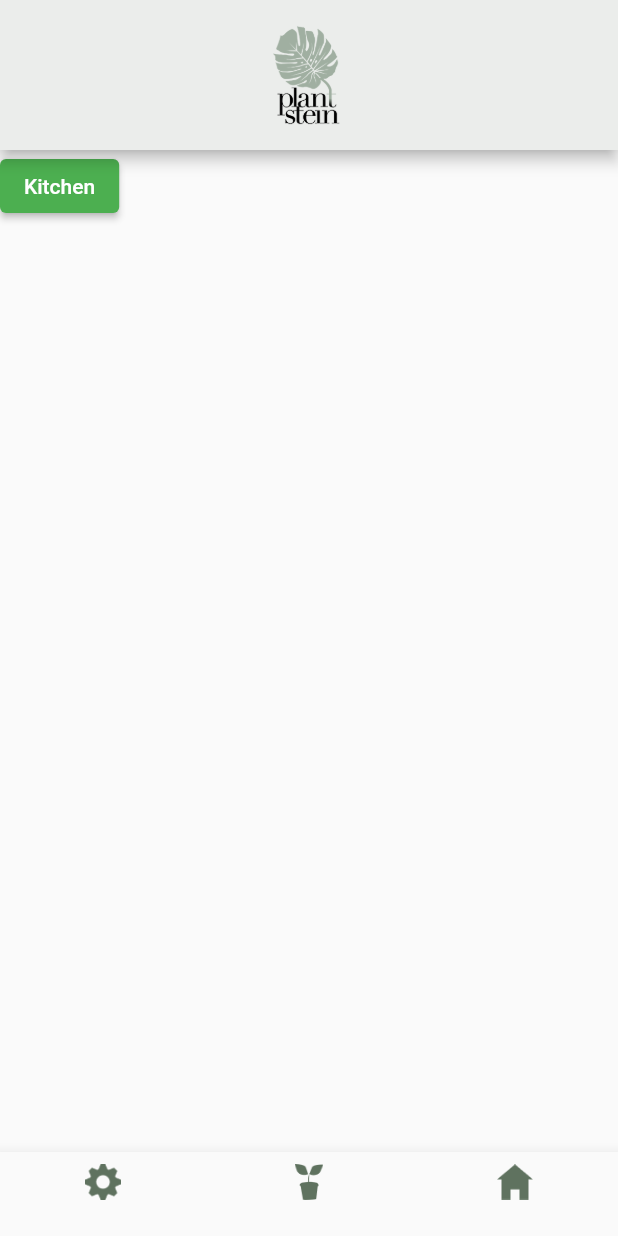
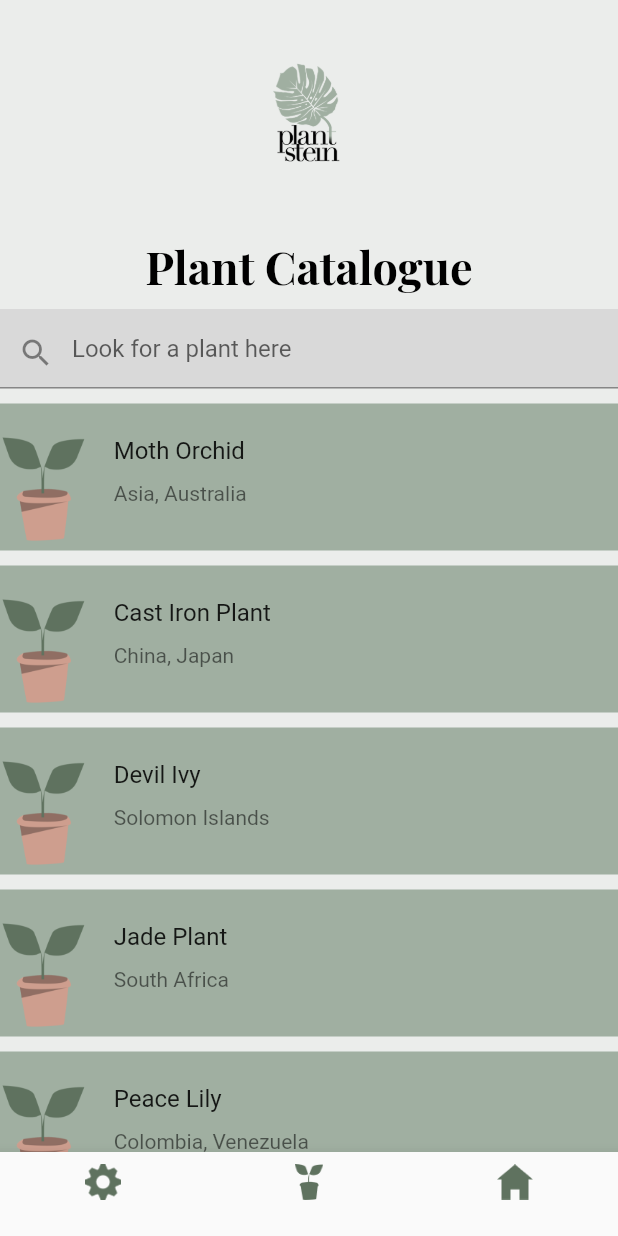
Before and after one commit to Adam1927/PlantStein, a Flutter app: the screen it shows after launch, on a phone screen of 412 x 824 dp. Run offline on Flutter 3.47's test engine with Material 2 defaults, Android fonts, the phone set to English and light mode, and no system bars; our stand-ins replace flutter_dotenv, google_fonts.

Commit message:
Trying to implement the plant catalogue #38

```diff
--- a/frontend/lib/bottom_navigation.dart
+++ b/frontend/lib/bottom_navigation.dart
@@ -1,4 +1,5 @@
 import 'package:flutter/material.dart';
+import 'main.dart';
 
 class BottomNavigation extends StatelessWidget {
   const BottomNavigation({super.key});
@@ -6,6 +7,8 @@ class BottomNavigation extends StatelessWidget {
   @override
   Widget build(BuildContext context) {
     return BottomNavigationBar(
+      // currentIndex: currentPage,
+      // onTap: (index) => setState(() => currentPage = index),
       items: const <BottomNavigationBarItem>[
         BottomNavigationBarItem(
           icon: ImageIcon(AssetImage('images/settings.png'),
--- a/frontend/lib/main.dart
+++ b/frontend/lib/main.dart
@@ -1,6 +1,8 @@
 import 'package:flutter/foundation.dart';
 import 'package:flutter/material.dart';
 import 'package:flutter_dotenv/flutter_dotenv.dart';
+import 'package:plant_stein/plant_catalogue.dart';
+import 'package:plant_stein/settings.dart';
 import 'insert_test_data.dart';
 import 'room_page.dart';
 import 'bottom_navigation.dart';
@@ -41,11 +43,17 @@ class RootPage extends StatefulWidget {
 
 class _RootPageState extends State<RootPage> {
   int currentPage = 0;
+  final screens = [
+    Settings(),
+    PlantCatalogue(),
+    RoomPage(),
+  ];
   @override
   Widget build(BuildContext context) {
     return Scaffold(
       appBar: AppBar(
-        toolbarHeight: 100,
+        elevation: 0.0,
+        toolbarHeight: 150,
         title: Image.asset(
           'images/logo.png',
           fit: BoxFit.contain,
@@ -54,7 +62,7 @@ class _RootPageState extends State<RootPage> {
         centerTitle: true,
         backgroundColor: const Color(0xFFEBEDEB),
       ),
-      body: const RoomPage(),
+      body: PlantCatalogue(),
       backgroundColor: const Color(0xFFEBEDEB),
       bottomNavigationBar: const BottomNavigation(),
     );
--- /dev/null
+++ b/frontend/lib/plant_catalogue.dart
@@ -0,0 +1,84 @@
+import 'species.dart';
+import 'species_data.dart';
+import 'package:flutter/material.dart';
+import 'package:google_fonts/google_fonts.dart';
+
+class PlantCatalogue extends StatelessWidget {
+  PlantCatalogue({super.key});
+  final controller = TextEditingController();
+  List<Species> species = allSpecies;
+
+  @override
+  Widget build(BuildContext context) {
+    return Column(
+      children: [
+        AppBar(
+          title: Text(
+            'Plant Catalogue',
+            textAlign: TextAlign.center,
+            style: GoogleFonts.playfairDisplay(
+                color: Colors.black, fontSize: 30, fontWeight: FontWeight.bold),
+          ),
+          centerTitle: true,
+          elevation: 0.0,
+          backgroundColor: const Color(0xFFEBEDEB),
+        ),
+        Container(
+          padding: const EdgeInsets.only(top: 5.0),
+          color: const Color(0xFFD9D9D9),
+          width: double.infinity,
+          child: TextField(
+            controller: controller,
+            decoration: const InputDecoration(
+              prefixIcon: Icon(Icons.search),
+              hintText: 'Look for a plant here',
+            ),
+            onChanged: searchSpecies,
+          ),
+        ),
+        Expanded(
+          child: ListView.builder(
+            itemCount: species.length,
+            itemBuilder: (context, index) {
+              final species = allSpecies[index];
+
+              return Column(
+                children: [
+                  const Padding(
+                    padding: EdgeInsets.only(bottom: 10.0),
+                  ),
+                  ListTile(
+                    visualDensity: const VisualDensity(vertical: 4.0),
+                    tileColor: const Color(0xFFA0AFA1),
+                    contentPadding:
+                        const EdgeInsets.only(top: 5.0, bottom: 5.0),
+                    leading: Image.asset(
+                      'images/pot.png',
+                      fit: BoxFit.fitHeight,
+                    ),
+                    title: Text(species.name),
+                    subtitle: Text(species.country),
+                  ),
+                ],
+              );
+            },
+          ),
+        ),
+      ],
+    );
+  }
+
+  void searchSpecies(String query) {
+    final suggestions = allSpecies.where((species) {
+      var species;
+      final speciesName = species.name.toLowerCase();
+      final input = query.toLowerCase();
+
+      return speciesName.contains(input);
+    }).toList();
+
+    setState(() => species = suggestions);
+  }
+
+  void setState(List<Species> Function() param0) {}
+}
--- /dev/null
+++ b/frontend/lib/species.dart
@@ -0,0 +1,23 @@
+class Species {
+  final int id;
+  final String name;
+  final String country;
+
+  const Species({
+    required this.id,
+    required this.name,
+    required this.country,
+  });
+
+  factory Species.fromJson(Map<String, dynamic> json) => Species(
+        id: json['id'],
+        name: json['name'],
+        country: json['country'],
+      );
+
+  Map<String, dynamic> toJson() => {
+        'id': id,
+        'title': name,
+        'country': country,
+      };
+}
--- /dev/null
+++ b/frontend/lib/species_data.dart
@@ -0,0 +1,54 @@
+import 'species.dart';
+
+final allSpecies = <Species>[
+  const Species(
+    id: 1,
+    name: 'Moth Orchid',
+    country: 'Asia, Australia',
+  ),
+  const Species(
+    id: 2,
+    name: 'Cast Iron Plant',
+    country: 'China, Japan',
+  ),
+  const Species(
+    id: 3,
+    name: 'Devil Ivy',
+    country: 'Solomon Islands',
+  ),
+  const Species(
+    id: 4,
+    name: 'Jade Plant',
+    country: 'South Africa',
+  ),
+  const Species(
+    id: 5,
+    name: 'Peace Lily',
+    country: 'Colombia, Venezuela',
+  ),
+  const Species(
+    id: 5,
+    name: 'Chinese Money Plant',
+    country: 'China',
+  ),
+  const Species(
+    id: 5,
+    name: 'Chinese Evergreen',
+    country: 'China',
+  ),
+  const Species(
+    id: 5,
+    name: 'Bromeliad',
+    country: 'North America, South America',
+  ),
+  const Species(
+    id: 5,
+    name: 'Rubber Plant',
+    country: 'Amazon',
+  ),
+  const Species(
+    id: 5,
+    name: 'Zebra Plant',
+    country: 'Brazil',
+  ),
+];
```
Also changed, not shown: frontend/lib/search_widget.dart (added, +60 -0 lines), frontend/lib/settings.dart (added, +20 -0 lines), 3 other files. Lines whose indentation alone changed are shown as unchanged.
